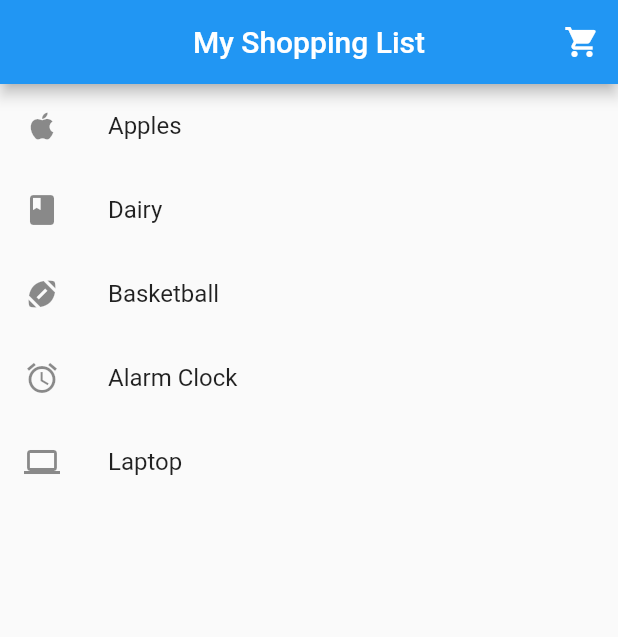
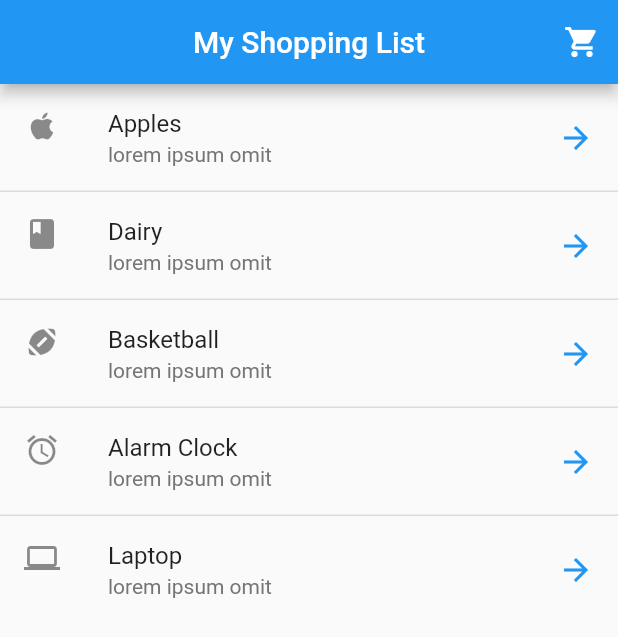
Before and after one commit to mukarrom/live_test_6, a Flutter app: the screen it shows after launch, on a phone screen of 412 x 824 dp. Shown: the top 637 px of the screen. Run offline on Flutter 3.47's test engine with Material 2 defaults, Android fonts, the phone set to English and light mode, and no system bars.

Commit message:
image added

```diff
--- a/lib/main.dart
+++ b/lib/main.dart
@@ -32,7 +32,11 @@ class MyHomePage extends StatelessWidget {
         title: const Text("My Shopping List"),
         centerTitle: true,
         actions: [
-          IconButton(onPressed: () {}, icon: const Icon(Icons.shopping_cart))
+          IconButton(
+              onPressed: () {
+                mySnackBar('Your shopping cart is empty', context);
+              },
+              icon: const Icon(Icons.shopping_cart))
         ],
       ),
       body: const MyLiveTest6(),
@@ -50,22 +54,88 @@ class MyLiveTest6 extends StatelessWidget {
         ListTile(
           leading: Icon(Icons.apple),
           title: Text('Apples'),
+          subtitle: Text(
+            'lorem ipsum omit',
+            style: TextStyle(
+              color: Color.fromRGBO(117, 117, 117, 1),
+            ),
+          ),
+          trailing: Icon(
+            Icons.arrow_forward,
+            color: Colors.blue,
+          ),
+        ),
+        Divider(
+          height: 0,
+          thickness: 1,
         ),
         ListTile(
           leading: Icon(Icons.book),
           title: Text('Dairy'),
+          subtitle: Text(
+            'lorem ipsum omit',
+            style: TextStyle(
+              color: Color.fromRGBO(117, 117, 117, 1),
+            ),
+          ),
+          trailing: Icon(
+            Icons.arrow_forward,
+            color: Colors.blue,
+          ),
+        ),
+        Divider(
+          height: 0,
+          thickness: 1,
         ),
         ListTile(
           leading: Icon(Icons.sports_football),
           title: Text('Basketball'),
+          subtitle: Text(
+            'lorem ipsum omit',
+            style: TextStyle(
+              color: Color.fromRGBO(117, 117, 117, 1),
+            ),
+          ),
+          trailing: Icon(
+            Icons.arrow_forward,
+            color: Colors.blue,
+          ),
+        ),
+        Divider(
+          height: 0,
+          thickness: 1,
         ),
         ListTile(
           leading: Icon(Icons.alarm),
           title: Text('Alarm Clock'),
+          subtitle: Text(
+            'lorem ipsum omit',
+            style: TextStyle(
+              color: Color.fromRGBO(117, 117, 117, 1),
+            ),
+          ),
+          trailing: Icon(
+            Icons.arrow_forward,
+            color: Colors.blue,
+          ),
+        ),
+        Divider(
+          height: 0,
+          thickness: 1,
         ),
         ListTile(
           leading: Icon(Icons.laptop),
           title: Text('Laptop'),
+          subtitle: Text(
+            'lorem ipsum omit',
+            style: TextStyle(
+              color: Color.fromRGBO(117, 117, 117, 1),
+            ),
+          ),
+          trailing: Icon(
+            Icons.arrow_forward,
+            color: Colors.blue,
+          ),
         ),
       ],
     );
```
Also changed, not shown: myapp.png (added), 1 other file.
